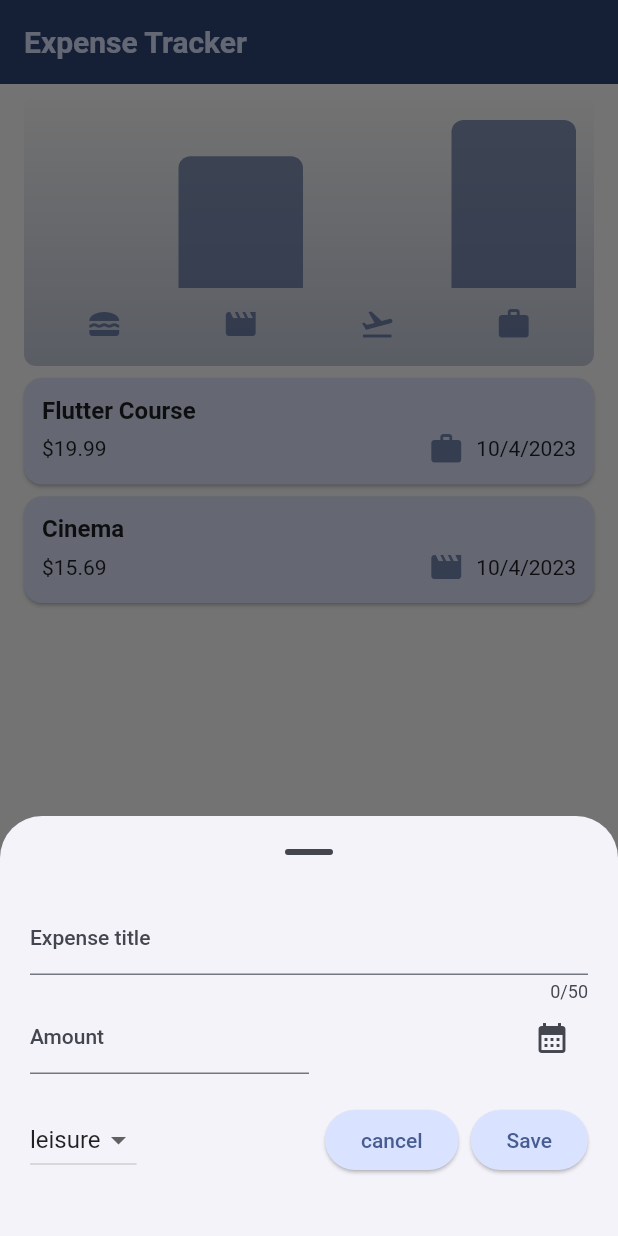
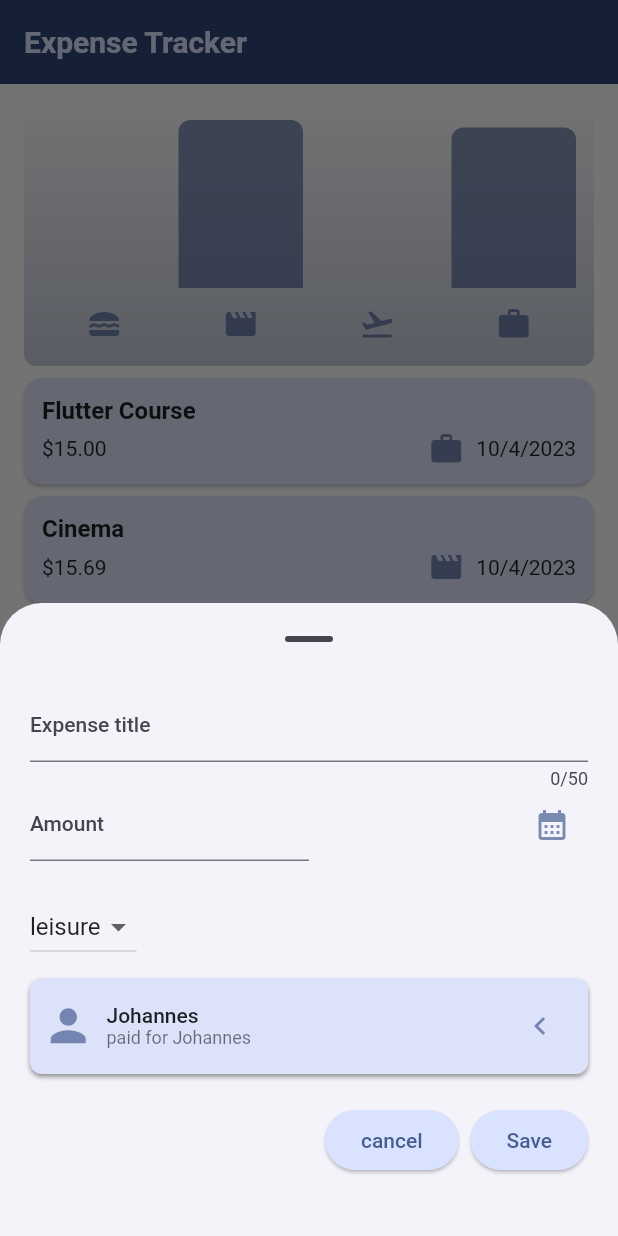
Before and after one commit to JohannesHF/expenseTrackerApp, a Flutter app: the screen it shows after launch, after a tap on the "add" icon, on a phone screen of 412 x 824 dp. Run offline on Flutter 3.47's test engine with Material 2 defaults, Android fonts, the phone set to English and light mode, and no system bars.

Commit message:
implemented the additional feature of assignment 1 expense cost sharing feature

```diff
--- a/lib/main.dart
+++ b/lib/main.dart
@@ -52,6 +52,11 @@ void main() {
               fontSize: 20,
             ),
           ),
+      iconTheme: ThemeData().iconTheme.copyWith(
+        color: kColorScheme
+            .primary
+            .withOpacity(0.7),
+      )
     ),
     themeMode: ThemeMode.light,
     home: const Expenses(),
--- a/lib/models/expense.dart
+++ b/lib/models/expense.dart
@@ -1,6 +1,8 @@
 import 'package:flutter/material.dart';
 import 'package:uuid/uuid.dart';
 import 'package:intl/intl.dart';
+
+import 'person.dart';
 
 final formatter = DateFormat.yMd();
 const uuid = Uuid();
@@ -19,7 +21,9 @@ class Expense {
       {required this.title,
       required this.amount,
       required this.date,
-      required this.category})
+      required this.category,
+      required this.paidFrom,
+      required this.paidFor})
       : id = uuid.v4();
 
   final String id;
@@ -27,6 +31,8 @@ class Expense {
   final double amount;
   final DateTime date;
   final Category category;
+  final Person paidFrom;
+  final List<Person> paidFor;
 
   String get formattedDate => formatter.format(date);
 }
--- /dev/null
+++ b/lib/models/person.dart
@@ -0,0 +1,14 @@
+import 'expense.dart';
+
+class Person {
+  static final List<Person> registeredPersons = [
+    Person(name: 'Johannes'),
+    Person(name: 'Sarah'),
+    Person(name: 'Ben')
+  ];
+
+  final String name;
+  final String id;
+
+  Person({required this.name}) : id = uuid.v4();
+}
--- /dev/null
+++ b/lib/models/split_manager.dart
@@ -0,0 +1,131 @@
+import 'person.dart';
+
+class SplitManager {
+  late List<SplitParticipant> splitParticipants;
+  late SplitParticipant funder;
+  double _amount;
+  List<void Function()> splitParticipantsChangeCallbacks = [];
+
+  SplitManager(
+      {required List<Person> splitsBetweenPersons, int indexOfFunder = 0})
+      : _amount = 0.0 {
+    splitParticipants = List.generate(
+        splitsBetweenPersons.length,
+        (index) => SplitParticipant(
+            this, splitsBetweenPersons[index], index == 0, 0.0));
+    funder = splitParticipants[indexOfFunder];
+  }
+
+  void selectFunder(SplitParticipant newFunder) {
+    SplitParticipant oldFunder = funder;
+    funder = newFunder;
+    oldFunder._executeCallbackFunctions();
+    newFunder._executeCallbackFunctions();
+    _executeSplitParticipantsChangeCallbacks();
+  }
+
+  void borrowerUpdate(SplitParticipant splitParticipant) {
+    refreshAmountShareOnParticipants();
+    _executeSplitParticipantsChangeCallbacks();
+  }
+
+  void refreshAmountShareOnParticipants() {
+    int curBorrowerQuantity = borrowerQuantity;
+    if (curBorrowerQuantity == 0) curBorrowerQuantity = 1;
+    double amountShare = _amount / borrowerQuantity;
+    for (SplitParticipant splitParticipant in splitParticipants) {
+      splitParticipant.amountShare = amountShare;
+    }
+  }
+
+  void registerSplitParticipantsChangeCallback(void Function() callback) {
+    splitParticipantsChangeCallbacks.add(callback);
+  }
+
+  void removeSplitParticipantsChangeCallback(void Function() callback) {
+    splitParticipantsChangeCallbacks.remove(callback);
+  }
+
+  void _executeSplitParticipantsChangeCallbacks() {
+    for (void Function() callback in splitParticipantsChangeCallbacks) {
+      callback();
+    }
+  }
+
+  List<SplitParticipant> get borrowers => splitParticipants
+      .where((splitParticipant) => splitParticipant.isBorrower)
+      .toList();
+
+  int get borrowerQuantity => borrowers.length;
+
+  List<String> get borrowersNames {
+    List<SplitParticipant> curBorrowers = borrowers;
+    return List<String>.generate(
+        curBorrowers.length, (index) => curBorrowers[index].person.name);
+  }
+
+  set amount(double amount) {
+    _amount = amount;
+    refreshAmountShareOnParticipants();
+  }
+}
+
+class SplitParticipant {
+  final Person _person;
+  final SplitManager _splitManager;
+  bool _isBorrower;
+  double _amountShare;
+  List<void Function(SplitParticipant)> callbacks = [];
+
+  SplitParticipant(SplitManager splitManager, Person person, bool isBorrower,
+      double amountShare,
+      [bool isFunder = false])
+      : _splitManager = splitManager,
+        _person = person,
+        _isBorrower = isBorrower,
+        _amountShare = amountShare {
+    if (isFunder) {
+      selectAsFunder();
+    }
+  }
+
+  void selectAsFunder() {
+    splitManager.selectFunder(this);
+  }
+
+  void registerCallback(void Function(SplitParticipant) callback) {
+    callbacks.add(callback);
+  }
+
+  void removeCallback(void Function(SplitParticipant) callback) {
+    callbacks.remove(callback);
+  }
+
+  void _executeCallbackFunctions() {
+    for (void Function(SplitParticipant) callback in callbacks) {
+      callback(this);
+    }
+  }
+
+  set amountShare(double value) {
+    _amountShare = value;
+    if (!isBorrower) _amountShare = 0;
+    _executeCallbackFunctions();
+  }
+
+  void setAsBorrower(bool? value) {
+    if (value != null) _isBorrower = value;
+    splitManager.borrowerUpdate(this);
+    _executeCallbackFunctions();
+  }
+
+  bool get isFunder => this == splitManager.funder;
+
+  double get amountShare => _amountShare;
+
+  bool get isBorrower => _isBorrower;
+
+  SplitManager get splitManager => _splitManager;
+
+  Person get person => _person;
+}
--- /dev/null
+++ b/lib/new_Expenses_Dialog/expenses_split/expenes_split_form.dart
@@ -0,0 +1,51 @@
+import 'package:expense_tracker/models/split_manager.dart';
+import 'package:expense_tracker/new_Expenses_Dialog/expenses_split/form_body.dart';
+import 'package:expense_tracker/new_Expenses_Dialog/expenses_split/form_header.dart';
+import 'package:flutter/material.dart';
+
+class ExpensesSplitForm extends StatefulWidget {
+  final SplitManager splitManager;
+
+  const ExpensesSplitForm({super.key, required this.splitManager});
+
+  @override
+  State<ExpensesSplitForm> createState() => _ExpensesSplitFormState();
+}
+
+class _ExpensesSplitFormState extends State<ExpensesSplitForm> {
+  bool expanded = false;
+
+  void toggleExpansion() {
+    setState(() {
+      expanded = !expanded;
+    });
+  }
+
+  @override
+  Widget build(BuildContext context) {
+    return Container(
+      padding: const EdgeInsets.all(8),
+      decoration: BoxDecoration(
+          borderRadius: BorderRadius.circular(8),
+          color: Theme.of(context).colorScheme.secondaryContainer,
+          boxShadow: [
+            BoxShadow(
+                color: Theme.of(context).colorScheme.shadow.withOpacity(0.4),
+                offset: const Offset(0.0, 2.0),
+                blurRadius: 2.0)
+          ]),
+      child: Column(
+        children: [
+          FormHeader(
+              expanded: expanded,
+              onExpand: toggleExpansion,
+              splitManager: widget.splitManager),
+          if (expanded)
+            FormBody(
+              splitManager: widget.splitManager,
+            )
+        ],
+      ),
+    );
+  }
+}
--- /dev/null
+++ b/lib/new_Expenses_Dialog/expenses_split/form_header.dart
@@ -0,0 +1,72 @@
+import 'package:flutter/material.dart';
+import '../../models/split_manager.dart';
+
+class FormHeader extends StatefulWidget {
+  final bool expanded;
+  final void Function() onExpand;
+  final SplitManager splitManager;
+
+  const FormHeader(
+      {super.key,
+      required this.expanded,
+      required this.onExpand,
+      required this.splitManager});
+
+  @override
+  State<FormHeader> createState() => _FormHeaderState();
+}
+
+class _FormHeaderState extends State<FormHeader> {
+  void splitParticipantsChangeCallback() {
+    setState(() {});
+  }
+
+  @override
+  void dispose() {
+    widget.splitManager.registerSplitParticipantsChangeCallback(
+        splitParticipantsChangeCallback);
+    super.dispose();
+  }
+
+  @override
+  void initState() {
+    widget.splitManager.registerSplitParticipantsChangeCallback(
+        splitParticipantsChangeCallback);
+    super.initState();
+  }
+
+  @override
+  Widget build(BuildContext context) {
+    return Row(
+      children: [
+        const Icon(
+          Icons.person,
+          size: 35,
+        ),
+        const SizedBox(
+          width: 8,
+        ),
+        Column(
+          crossAxisAlignment: CrossAxisAlignment.start,
+          children: [
+            Text(
+              widget.splitManager.funder.person.name,
+              style: Theme.of(context).textTheme.labelLarge,
+            ),
+            Text(
+              'paid for ${widget.splitManager.borrowersNames.join(',')}',
+              style: Theme.of(context).textTheme.bodySmall,
+            )
+          ],
+        ),
+        const Spacer(),
+        IconButton(
+          icon: Icon(widget.expanded
+              ? Icons.keyboard_arrow_down
+              : Icons.keyboard_arrow_left),
+          onPressed: widget.onExpand,
+        )
+      ],
+    );
+  }
+}
--- /dev/null
+++ b/lib/new_Expenses_Dialog/new_expenses.dart
@@ -0,0 +1,210 @@
+import 'dart:io';
+import 'package:expense_tracker/new_Expenses_Dialog/expenses_split/expenes_split_form.dart';
+import 'package:expense_tracker/new_Expenses_Dialog/save_cancel_button_row.dart';
+import 'package:flutter/cupertino.dart';
+import 'package:flutter/material.dart';
+import 'package:expense_tracker/models/expense.dart';
+
+import '../models/person.dart';
+import '../models/split_manager.dart';
+
+class NewExpenses extends StatefulWidget {
+  final void Function(Expense) onNewExpense;
+
+  const NewExpenses({super.key, required this.onNewExpense});
+
+  @override
+  State<NewExpenses> createState() => _NewExpensesState();
+}
+
+class _NewExpensesState extends State<NewExpenses> {
+  final _titleController = TextEditingController();
+  final _amountController = TextEditingController();
+  final splitManager =
+      SplitManager(splitsBetweenPersons: Person.registeredPersons);
+  DateTime? _selectedDate;
+  Category _selectedCategory = Category.leisure;
+
+  void _presentDatePicker() {
+    final now = DateTime.now();
+    final firstDate = DateTime(now.year - 1, now.month, now.day);
+    showDatePicker(
+            context: context,
+            initialDate: now,
+            firstDate: firstDate,
+            lastDate: now)
+        .then((value) {
+      setState(() {
+        _selectedDate = value;
+      });
+    });
+  }
+
+  void _refreshAmount(String amountStr){
+    double? amount = double.tryParse(amountStr);
+    amount ??= 0.0;
+    splitManager.amount = amount;
+  }
+
+  void showAlertDialog() {
+    if (Platform.isIOS) {
+      showCupertinoDialog(
+          context: context,
+          builder: (alertDialogContext) => CupertinoAlertDialog(
+                title: const Text('Input Invalid'),
+                content: const Text(
+                    'Please make sure a valid title, amount, date and category was entered.'),
+                actions: [
+                  TextButton(
+                      onPressed: () {
+                        Navigator.pop(alertDialogContext);
+                      },
+                      child: const Text('Okay'))
+                ],
+              ));
+    } else {
+      showDialog(
+          context: context,
+          builder: (alertDialogContext) => AlertDialog(
+                title: const Text('Input Invalid'),
+                content: const Text(
+                    'Please make sure a valid title, amount, date and category was entered.'),
+                actions: [
+                  TextButton(
+                      onPressed: () {
+                        Navigator.pop(alertDialogContext);
+                      },
+                      child: const Text('Okay'))
+                ],
+              ));
+    }
+  }
+
+  void _submitExpenseData() {
+    final enteredAmount = double.tryParse(_amountController.text);
+    final amountIsInvalid = enteredAmount == null || enteredAmount <= 0;
+    if (_titleController.text.trim().isEmpty ||
+        amountIsInvalid ||
+        _selectedDate == null) {
+      showAlertDialog();
+      return;
+    }
+    List<SplitParticipant> borrowers = splitManager.borrowers;
+    final newExpense = Expense(
+        title: _titleController.text.trim(),
+        amount: enteredAmount,
+        date: _selectedDate!,
+        category: _selectedCategory,
+        paidFrom: splitManager.funder.person,
+        paidFor: List<Person>.generate(borrowers.length, (index) => borrowers[index].person));
+    widget.onNewExpense(newExpense);
+    Navigator.pop(context);
+  }
+
+  @override
+  void dispose() {
+    _titleController.dispose();
+    _amountController.dispose();
+    super.dispose();
+  }
+
+  @override
+  Widget build(BuildContext context) {
+    final keyboardSpace = MediaQuery.of(context).viewInsets.bottom;
+    return Padding(
+      padding: EdgeInsets.fromLTRB(20, 10, 20, keyboardSpace + 40),
+      child: SingleChildScrollView(
+        child: LayoutBuilder(builder: (context, constrains) {
+          final maxWidth = constrains.maxWidth;
+          return Column(
+            children: [
+              if (maxWidth < 600)
+                TextField(
+                  maxLength: 50,
+                  controller: _titleController,
+                  decoration: const InputDecoration(
+                    label: Text('Expense title'),
+                  ),
+                ),
+              Row(
+                crossAxisAlignment: CrossAxisAlignment.start,
+                children: [
+                  if (maxWidth >= 600)
+                    Expanded(
+                      child: TextField(
+                        maxLength: 50,
+                        controller: _titleController,
+                        decoration: const InputDecoration(
+                          label: Text('Expense title'),
+                        ),
+                      ),
+                    ),
+                  Expanded(
+                    child: TextField(
+                      onChanged: _refreshAmount,
+                      controller: _amountController,
+                      keyboardType: TextInputType.number,
+                      decoration: const InputDecoration(
+                        prefixText: '\$ ',
+                        label: Text('Amount'),
+                      ),
+                    ),
+                  ),
+                  Expanded(
+                    child: Row(
+                      mainAxisAlignment: MainAxisAlignment.end,
+                      crossAxisAlignment: CrossAxisAlignment.center,
+                      children: [
+                        Text(_selectedDate == null
+                            ? ''
+                            : formatter.format(_selectedDate!)),
+                        IconButton(
+                          onPressed: _presentDatePicker,
+                          icon: const Icon(Icons.calendar_month),
+                        ),
+                      ],
+                    ),
+                  )
+                ],
+              ),
+              const SizedBox(height: 20),
+              Row(
+                mainAxisAlignment: MainAxisAlignment.end,
+                children: [
+                  DropdownButton(
+                      value: _selectedCategory,
+                      items: Category.values
+                          .map((category) => DropdownMenuItem(
+                              value: category,
+                              child: Text(category.name.toString())))
+                          .toList(),
+                      onChanged: (category) {
+                        if (category == null) return;
+                        setState(() {
+                          _selectedCategory = category;
+                        });
+                      }),
+                  const Spacer(),
+                ],
+              ),
+              const SizedBox(
+                height: 10,
+              ),
+              ExpensesSplitForm(
+                splitManager: splitManager,
+              ),
+              const SizedBox(
+                height: 20,
+              ),
+              SaveCancelButtonRow(
+                  onSave: _submitExpenseData,
+                  onCancel: () {
+                    Navigator.of(context).pop();
+                  })
+            ],
+          );
+        }),
+      ),
+    );
+  }
+}
--- /dev/null
+++ b/lib/new_Expenses_Dialog/save_cancel_button_row.dart
@@ -0,0 +1,27 @@
+import 'package:flutter/material.dart';
+
+class SaveCancelButtonRow extends StatelessWidget {
+  final void Function() onSave;
+  final void Function() onCancel;
+
+  const SaveCancelButtonRow(
+      {super.key, required this.onSave, required this.onCancel});
+
+  @override
+  Widget build(BuildContext context) {
+    return Row(
+      mainAxisAlignment: MainAxisAlignment.end,
+      children: [
+        ElevatedButton(
+          onPressed: onCancel,
+          child: const Text('cancel'),
+        ),
+        const SizedBox(width: 8),
+        ElevatedButton(
+          onPressed: onSave,
+          child: const Text('Save'),
+        ),
+      ],
+    );
+  }
+}
--- a/lib/widgets/expenses.dart
+++ b/lib/widgets/expenses.dart
@@ -2,9 +2,10 @@
 
 import 'package:expense_tracker/widgets/chart/chart.dart';
 import 'package:expense_tracker/widgets/expenses_list/expenses_list.dart';
-import 'package:expense_tracker/widgets/new_expenses.dart';
+import 'package:expense_tracker/new_Expenses_Dialog/new_expenses.dart';
 import 'package:flutter/material.dart';
 
+import '../models/person.dart';
 import '../models/expense.dart';
 
 class Expenses extends StatefulWidget {
@@ -15,17 +16,24 @@ class Expenses extends StatefulWidget {
 }
 
 class _ExpensesState extends State<Expenses> {
+
   final List<Expense> _registeredExpenses = [
     Expense(
         title: 'Flutter Course',
-        amount: 19.99,
+        amount: 15.0,
         date: DateTime.now(),
-        category: Category.work),
+        category: Category.work,
+      paidFrom: Person.registeredPersons[0],
+      paidFor: [Person.registeredPersons[0], Person.registeredPersons[1]]
+    ),
     Expense(
         title: 'Cinema',
         amount: 15.69,
         date: DateTime.now(),
-        category: Category.leisure),
+        category: Category.leisure,
+        paidFrom: Person.registeredPersons[1],
+        paidFor: [Person.registeredPersons[1], Person.registeredPersons[0]]
+    ),
   ];
 
 
@@ -97,6 +105,7 @@ class _ExpensesState extends State<Expenses> {
             )
           : SafeArea(
               child: Row(
+                crossAxisAlignment: CrossAxisAlignment.start,
                 children: [
                   Expanded(child: Chart(expenses: _registeredExpenses)),
                   Expanded(child: mainContent),
--- a/lib/widgets/expenses_list/expenses_list.dart
+++ b/lib/widgets/expenses_list/expenses_list.dart
@@ -1,6 +1,5 @@
 import 'package:expense_tracker/widgets/expenses_list/expenses_item.dart';
 import 'package:flutter/material.dart';
-import '../expenses.dart';
 import '../../models/expense.dart';
 
 class ExpensesList extends StatelessWidget {
```
Also changed, not shown: lib/new_Expenses_Dialog/expenses_split/form_body.dart (added, +35 -0 lines), lib/new_Expenses_Dialog/expenses_split/person_split_tile.dart (added, +86 -0 lines).
